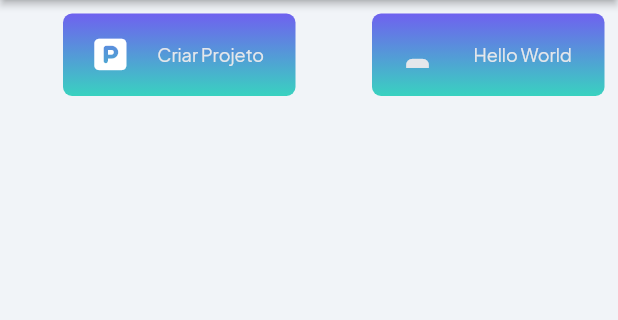
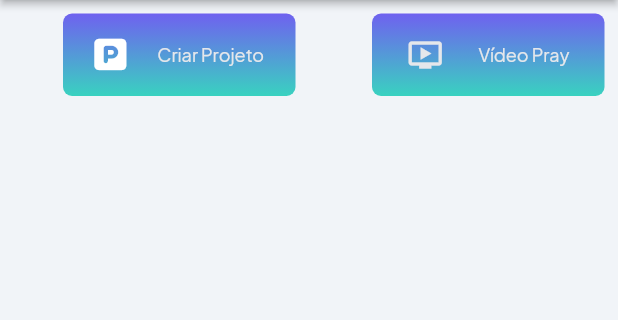
Before and after one commit to elviosc/appsoc, a Flutter app: the screen it shows after launch, on a phone screen of 412 x 824 dp, the part 84-404 px from its top. Run offline on Flutter 3.47's test engine with Material 2 defaults, Android fonts, the phone set to English and light mode, and no system bars; our stand-ins replace auto_size_text, cached_network_image, cloud_firestore, firebase_core, flutter_animate, font_awesome_flutter and 6 more; missing offline and left inert: json_path; accounts and stored records are empty.

Commit message:
new component an video

```diff
--- a/lib/pages/home_page/home_page_widget.dart
+++ b/lib/pages/home_page/home_page_widget.dart
@@ -1,4 +1,5 @@
 import '/components/criar_projeto_widget.dart';
+import '/components/video_widget.dart';
 import '/flutter_flow/flutter_flow_theme.dart';
 import '/flutter_flow/flutter_flow_util.dart';
 import 'package:flutter/material.dart';
@@ -69,15 +70,15 @@ class _HomePageWidgetState extends State<HomePageWidget> {
         ),
         body: SafeArea(
           top: true,
+          child: SingleChildScrollView(
             child: Column(
               mainAxisSize: MainAxisSize.min,
               mainAxisAlignment: MainAxisAlignment.center,
-            crossAxisAlignment: CrossAxisAlignment.stretch,
+              crossAxisAlignment: CrossAxisAlignment.center,
               children: [
-              Flexible(
-                child: Wrap(
-                  spacing: 2.0,
-                  runSpacing: 2.0,
+                Wrap(
+                  spacing: 0.0,
+                  runSpacing: 0.0,
                   alignment: WrapAlignment.start,
                   crossAxisAlignment: WrapCrossAlignment.start,
                   direction: Axis.horizontal,
@@ -85,12 +86,103 @@ class _HomePageWidgetState extends State<HomePageWidget> {
                   verticalDirection: VerticalDirection.down,
                   clipBehavior: Clip.none,
                   children: [
+                    Column(
+                      mainAxisSize: MainAxisSize.max,
+                      mainAxisAlignment: MainAxisAlignment.center,
+                      children: [
                         Row(
                           mainAxisSize: MainAxisSize.min,
                           mainAxisAlignment: MainAxisAlignment.center,
+                          crossAxisAlignment: CrossAxisAlignment.center,
                           children: [
                             Flexible(
                               child: Align(
+                                alignment: const AlignmentDirectional(0.0, 0.0),
+                                child: Padding(
+                                  padding: const EdgeInsetsDirectional.fromSTEB(
+                                      9.0, 9.0, 9.0, 9.0),
+                                  child: Container(
+                                    width: 155.0,
+                                    height: 55.0,
+                                    decoration: BoxDecoration(
+                                      gradient: LinearGradient(
+                                        colors: [
+                                          FlutterFlowTheme.of(context).primary,
+                                          FlutterFlowTheme.of(context).secondary
+                                        ],
+                                        stops: const [0.0, 1.0],
+                                        begin: const AlignmentDirectional(0.0, -1.0),
+                                        end: const AlignmentDirectional(0, 1.0),
+                                      ),
+                                      borderRadius: const BorderRadius.only(
+                                        bottomLeft: Radius.circular(6.0),
+                                        bottomRight: Radius.circular(6.0),
+                                        topLeft: Radius.circular(6.0),
+                                        topRight: Radius.circular(6.0),
+                                      ),
+                                      shape: BoxShape.rectangle,
+                                    ),
+                                    child: InkWell(
+                                      splashColor: Colors.transparent,
+                                      focusColor: Colors.transparent,
+                                      hoverColor: Colors.transparent,
+                                      highlightColor: Colors.transparent,
+                                      onTap: () async {
+                                        await showModalBottomSheet(
+                                          isScrollControlled: true,
+                                          backgroundColor: Colors.transparent,
+                                          enableDrag: false,
+                                          context: context,
+                                          builder: (context) {
+                                            return GestureDetector(
+                                              onTap: () => _model.unfocusNode
+                                                      .canRequestFocus
+                                                  ? FocusScope.of(context)
+                                                      .requestFocus(
+                                                          _model.unfocusNode)
+                                                  : FocusScope.of(context)
+                                                      .unfocus(),
+                                              child: Padding(
+                                                padding:
+                                                    MediaQuery.viewInsetsOf(
+                                                        context),
+                                                child: const CriarProjetoWidget(),
+                                              ),
+                                            );
+                                          },
+                                        ).then((value) => safeSetState(() {}));
+                                      },
+                                      child: Row(
+                                        mainAxisSize: MainAxisSize.max,
+                                        mainAxisAlignment:
+                                            MainAxisAlignment.spaceEvenly,
+                                        children: [
+                                          FaIcon(
+                                            FontAwesomeIcons.parking,
+                                            color: FlutterFlowTheme.of(context)
+                                                .info,
+                                            size: 24.0,
+                                          ),
+                                          Text(
+                                            'Criar Projeto',
+                                            style: FlutterFlowTheme.of(context)
+                                                .bodyMedium
+                                                .override(
+                                                  fontFamily:
+                                                      'Plus Jakarta Sans',
+                                                  color: FlutterFlowTheme.of(
+                                                          context)
+                                                      .alternate,
+                                                ),
+                                          ),
+                                        ],
+                                      ),
+                                    ),
+                                  ),
+                                ),
+                              ),
+                            ),
+                            Align(
                               alignment: const AlignmentDirectional(0.0, 0.0),
                               child: Padding(
                                 padding: const EdgeInsetsDirectional.fromSTEB(
@@ -139,7 +231,7 @@ class _HomePageWidgetState extends State<HomePageWidget> {
                                             child: Padding(
                                               padding: MediaQuery.viewInsetsOf(
                                                   context),
-                                            child: const CriarProjetoWidget(),
+                                              child: const VideoWidget(),
                                             ),
                                           );
                                         },
@@ -150,14 +242,14 @@ class _HomePageWidgetState extends State<HomePageWidget> {
                                       mainAxisAlignment:
                                           MainAxisAlignment.spaceEvenly,
                                       children: [
-                                      FaIcon(
-                                        FontAwesomeIcons.parking,
-                                        color:
-                                            FlutterFlowTheme.of(context).info,
+                                        Icon(
+                                          Icons.ondemand_video,
+                                          color: FlutterFlowTheme.of(context)
+                                              .alternate,
                                           size: 24.0,
                                         ),
                                         Text(
-                                        'Criar Projeto',
+                                          'Vídeo Pray',
                                           style: FlutterFlowTheme.of(context)
                                               .bodyMedium
                                               .override(
@@ -173,68 +265,17 @@ class _HomePageWidgetState extends State<HomePageWidget> {
                                 ),
                               ),
                             ),
+                          ],
                         ),
-                        Align(
-                          alignment: const AlignmentDirectional(0.0, 0.0),
-                          child: Padding(
-                            padding: const EdgeInsetsDirectional.fromSTEB(
-                                9.0, 9.0, 9.0, 9.0),
-                            child: Container(
-                              width: 155.0,
-                              height: 55.0,
-                              decoration: BoxDecoration(
-                                gradient: LinearGradient(
-                                  colors: [
-                                    FlutterFlowTheme.of(context).primary,
-                                    FlutterFlowTheme.of(context).secondary
                       ],
-                                  stops: const [0.0, 1.0],
-                                  begin: const AlignmentDirectional(0.0, -1.0),
-                                  end: const AlignmentDirectional(0, 1.0),
                     ),
-                                borderRadius: const BorderRadius.only(
-                                  bottomLeft: Radius.circular(6.0),
-                                  bottomRight: Radius.circular(6.0),
-                                  topLeft: Radius.circular(6.0),
-                                  topRight: Radius.circular(6.0),
-                                ),
-                                shape: BoxShape.rectangle,
-                              ),
-                              child: Row(
-                                mainAxisSize: MainAxisSize.max,
-                                mainAxisAlignment:
-                                    MainAxisAlignment.spaceEvenly,
-                                children: [
-                                  Icon(
-                                    FFIcons.k8666546UserPlusIcon,
-                                    color:
-                                        FlutterFlowTheme.of(context).alternate,
-                                    size: 24.0,
-                                  ),
-                                  Text(
-                                    'Hello World',
-                                    style: FlutterFlowTheme.of(context)
-                                        .bodyMedium
-                                        .override(
-                                          fontFamily: 'Plus Jakarta Sans',
-                                          color: FlutterFlowTheme.of(context)
-                                              .alternate,
-                                        ),
+                  ],
                 ),
               ],
             ),
           ),
         ),
       ),
-                      ],
-                    ),
-                  ],
-                ),
-              ),
-            ],
-          ),
-        ),
-      ),
     );
   }
 }
```
Also changed, not shown: lib/components/video_model.dart (added, +17 -0 lines), lib/components/video_widget.dart (added, +179 -0 lines). Lines whose indentation alone changed are shown as unchanged.
